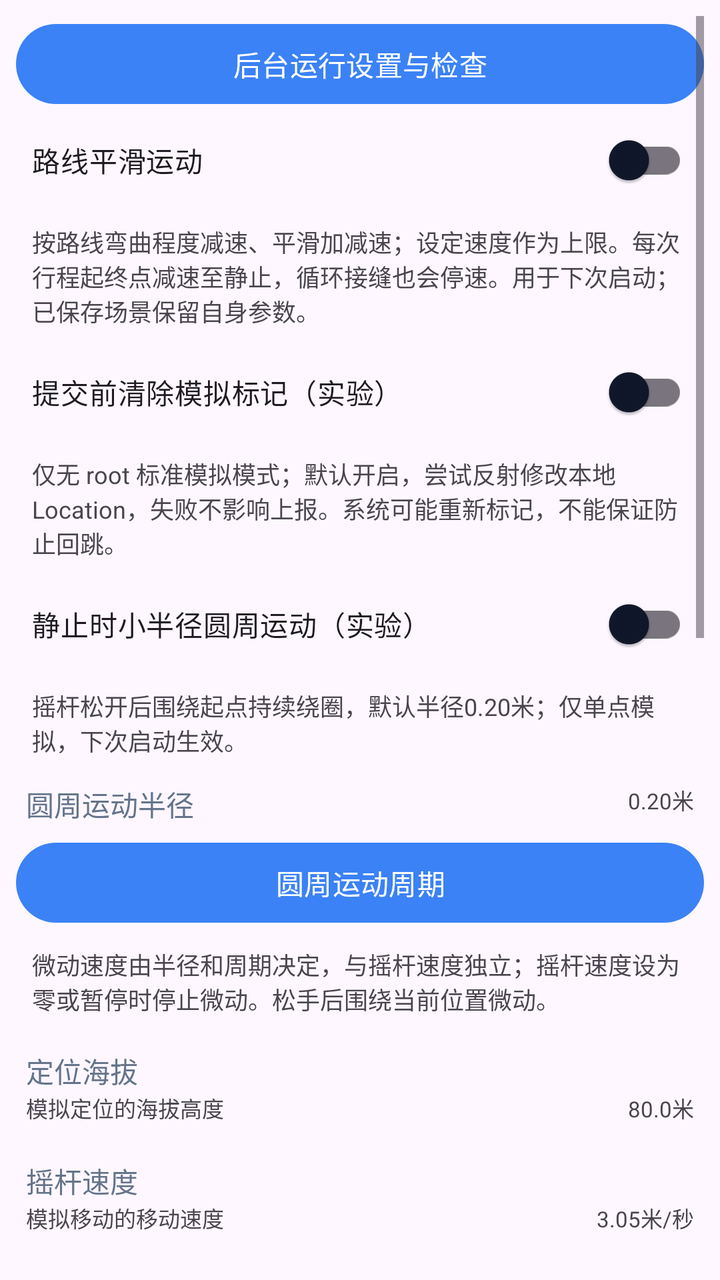
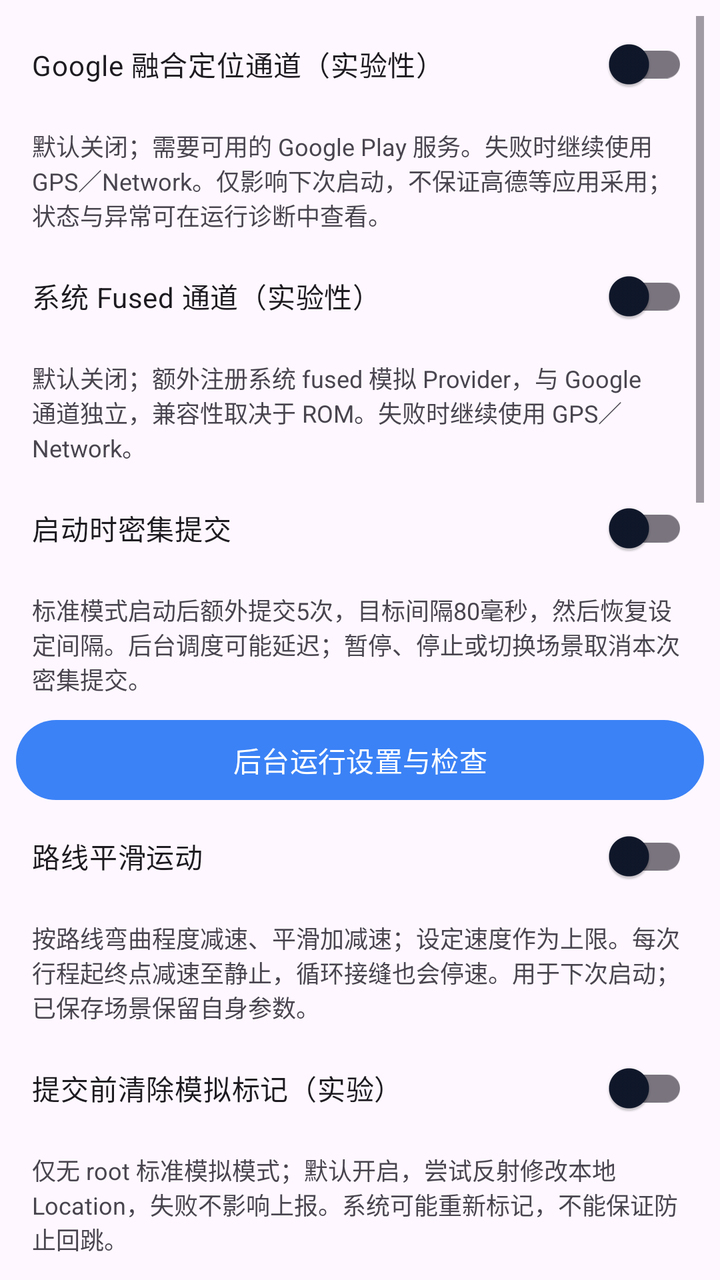

The first picture is an Android layout as it rendered before a commit; the second is the same layout after the commit. The layout source and the unified diff follow.
<!-- AndroidManifest.xml: application theme AppTheme -->
<!-- res/layout/fragment_settings.xml -->
<?xml version="1.0" encoding="utf-8"?>
<androidx.constraintlayout.widget.ConstraintLayout xmlns:android="http://schemas.android.com/apk/res/android"
    xmlns:app="http://schemas.android.com/apk/res-auto"
    xmlns:tools="http://schemas.android.com/tools"
    android:layout_width="match_parent"
    android:layout_height="match_parent"
    android:padding="8dp"
    tools:context=".ui.settings.SettingsFragment">

    <ScrollView
        android:layout_width="match_parent"
        android:layout_height="0dp"
        app:layout_constraintTop_toTopOf="parent"
        app:layout_constraintStart_toStartOf="parent">

        <LinearLayout
            android:layout_width="match_parent"
            android:layout_height="wrap_content"
            android:orientation="vertical">

            <com.google.android.material.button.MaterialButton android:id="@+id/background_guidance" android:layout_width="match_parent" android:layout_height="wrap_content" android:minHeight="48dp" android:text="@string/background_guidance" />

            <com.google.android.material.switchmaterial.SwitchMaterial android:id="@+id/smooth_route_switch" android:layout_width="match_parent" android:layout_height="wrap_content" android:minHeight="48dp" android:padding="8dp" android:text="@string/smooth_route_motion" app:useMaterialThemeColors="true" />
            <TextView android:layout_width="match_parent" android:layout_height="wrap_content" android:padding="8dp" android:text="@string/smooth_route_motion_desc" android:textSize="12sp" />

            <com.google.android.material.switchmaterial.SwitchMaterial
                android:id="@+id/clear_mock_flag_switch"
                android:layout_width="match_parent"
                android:layout_height="wrap_content"
                android:minHeight="48dp"
                android:padding="8dp"
                android:text="@string/clear_mock_flag_experiment"
                app:useMaterialThemeColors="true" />

            <TextView
                android:layout_width="match_parent"
                android:layout_height="wrap_content"
                android:padding="8dp"
                android:text="@string/clear_mock_flag_experiment_desc"
                android:textSize="12sp" />

            <com.google.android.material.switchmaterial.SwitchMaterial
                android:id="@+id/orbit_motion_switch"
                android:layout_width="match_parent"
                android:layout_height="wrap_content"
                android:minHeight="48dp"
                android:padding="8dp"
                android:text="@string/orbit_motion_experiment"
                app:useMaterialThemeColors="true" />

            <TextView
                android:layout_width="match_parent"
                android:layout_height="wrap_content"
                android:padding="8dp"
                android:text="@string/orbit_motion_experiment_desc"
                android:textSize="12sp" />

            <androidx.constraintlayout.widget.ConstraintLayout
                android:id="@+id/orbit_radius_layout"
                android:layout_width="match_parent"
                android:layout_height="wrap_content"
                android:padding="5dp">
                <com.google.android.material.textview.MaterialTextView
                    android:id="@+id/orbit_radius_title"
                    android:layout_width="wrap_content"
                    android:layout_height="wrap_content"
                    android:text="圆周运动半径"
                    android:textColor="@color/lse_mini_title_color"
                    app:layout_constraintStart_toStartOf="parent"
                    app:layout_constraintTop_toTopOf="parent" />
                <com.google.android.material.textview.MaterialTextView
                    android:id="@+id/orbit_radius_value"
                    android:layout_width="wrap_content"
                    android:layout_height="wrap_content"
                    android:text="0.20米"
                    android:textSize="11sp"
                    app:layout_constraintEnd_toEndOf="parent"
                    app:layout_constraintTop_toTopOf="parent" />
            </androidx.constraintlayout.widget.ConstraintLayout>

            <com.google.android.material.button.MaterialButton android:id="@+id/orbit_period_button" android:layout_width="match_parent" android:layout_height="wrap_content" android:minHeight="48dp" android:text="@string/orbit_period" />
            <TextView android:layout_width="match_parent" android:layout_height="wrap_content" android:padding="8dp" android:text="@string/orbit_period_desc" android:textSize="12sp" />

            <LinearLayout
                android:id="@+id/selinux_layout"
                android:visibility="gone"
                android:layout_width="match_parent"
                android:layout_height="wrap_content"
                android:gravity="center_vertical"
                android:orientation="horizontal"
                android:padding="5dp">
                <LinearLayout
                    android:layout_width="0dp"
                    android:layout_height="wrap_content"
                    android:layout_weight="1"
                    android:orientation="vertical"
                    android:gravity="center_vertical">
                    <com.google.android.material.textview.MaterialTextView
                        android:layout_width="wrap_content"
                        android:layout_height="wrap_content"
                        android:text="@string/selinux"
                        android:textColor="@color/lse_mini_title_color" />
                    <com.google.android.material.textview.MaterialTextView
                        android:layout_width="wrap_content"
                        android:layout_height="wrap_content"
                        android:text="@string/need_open_selinux"
                        android:textSize="11sp" />
                </LinearLayout>
                <com.google.android.material.switchmaterial.SwitchMaterial
                    android:id="@+id/selinux_switch"
                    android:layout_width="0dp"
                    android:layout_weight="1"
                    android:layout_height="wrap_content"
                    android:layout_gravity="center_vertical"
                    app:useMaterialThemeColors="true"/>
            </LinearLayout>

            <androidx.constraintlayout.widget.ConstraintLayout
                android:id="@+id/altitude_layout"
                android:layout_width="match_parent"
                android:layout_height="wrap_content"
                android:gravity="center_vertical"
                android:padding="5dp"
                android:layout_marginTop="4dp"
                android:layout_marginBottom="4dp">

                <com.google.android.material.textview.MaterialTextView
                    android:id="@+id/altitude_title"
                    android:layout_width="wrap_content"
                    android:layout_height="wrap_content"
                    android:text="@string/altitude"
                    android:textColor="@color/lse_mini_title_color"
                    app:layout_constraintStart_toStartOf="parent"
                    app:layout_constraintTop_toTopOf="parent"/>

                <com.google.android.material.textview.MaterialTextView
                    android:id="@+id/altitude_desc"
                    android:layout_width="wrap_content"
                    android:layout_height="wrap_content"
                    android:text="@string/altitude_desc"
                    android:textSize="11sp"
                    app:layout_constraintStart_toStartOf="parent"
                    app:layout_constraintTop_toBottomOf="@id/altitude_title"/>

                <com.google.android.material.textview.MaterialTextView
                    android:id="@+id/altitude_value"
                    android:layout_width="wrap_content"
                    android:layout_height="wrap_content"
                    android:text="80.0米"
                    android:textSize="11sp"
                    app:layout_constraintTop_toBottomOf="@id/altitude_title"
                    app:layout_constraintEnd_toEndOf="parent" />

            </androidx.constraintlayout.widget.ConstraintLayout>

            <androidx.constraintlayout.widget.ConstraintLayout
                android:id="@+id/speed_layout"
                android:layout_width="match_parent"
                android:layout_height="wrap_content"
                android:gravity="center_vertical"
                android:padding="5dp"
                android:layout_marginTop="4dp"
                android:layout_marginBottom="4dp">

                <com.google.android.material.textview.MaterialTextView
                    android:id="@+id/speed_title"
                    android:layout_width="wrap_content"
                    android:layout_height="wrap_content"
                    android:text="@string/rocker_speed"
                    android:textColor="@color/lse_mini_title_color"
                    app:layout_constraintStart_toStartOf="parent"
                    app:layout_constraintTop_toTopOf="parent"/>

                <com.google.android.material.textview.MaterialTextView
                    android:id="@+id/speed_desc"
                    android:layout_width="wrap_content"
                    android:layout_height="wrap_content"
                    android:text="@string/rocker_speed_desc"
                    android:textSize="11sp"
                    app:layout_constraintStart_toStartOf="parent"
                    app:layout_constraintTop_toBottomOf="@id/speed_title"/>

                <com.google.android.material.textview.MaterialTextView
                    android:id="@+id/speed_value"
                    android:layout_width="wrap_content"
                    android:layout_height="wrap_content"
                    android:text="3.05米/秒"
                    android:textSize="11sp"
                    app:layout_constraintTop_toBottomOf="@id/speed_title"
                    app:layout_constraintEnd_toEndOf="parent" />

            </androidx.constraintlayout.widget.ConstraintLayout>

            <androidx.constraintlayout.widget.ConstraintLayout
                android:id="@+id/accuracy_layout"
                android:layout_width="match_parent"
                android:layout_height="wrap_content"
                android:gravity="center_vertical"
                android:padding="5dp"
                android:layout_marginTop="4dp"
                android:layout_marginBottom="4dp">

                <com.google.android.material.textview.MaterialTextView
                    android:id="@+id/accuracy_title"
                    android:layout_width="wrap_content"
                    android:layout_height="wrap_content"
                    android:text="@string/accuracy"
                    android:textColor="@color/lse_mini_title_color"
                    app:layout_constraintStart_toStartOf="parent"
                    app:layout_constraintTop_toTopOf="parent"/>

                <com.google.android.material.textview.MaterialTextView
                    android:id="@+id/accuracy_desc"
                    android:layout_width="wrap_content"
                    android:layout_height="wrap_content"
                    android:text="@string/accuracy_desc"
                    android:textSize="11sp"
                    app:layout_constraintStart_toStartOf="parent"
                    app:layout_constraintTop_toBottomOf="@id/accuracy_title"/>

                <com.google.android.material.textview.MaterialTextView
                    android:id="@+id/accuracy_value"
                    android:layout_width="wrap_content"
                    android:layout_height="wrap_content"
                    android:text="25.0米"
                    android:textSize="11sp"
                    app:layout_constraintTop_toBottomOf="@id/accuracy_title"
                    app:layout_constraintEnd_toEndOf="parent" />

            </androidx.constraintlayout.widget.ConstraintLayout>

            <LinearLayout
                android:id="@+id/debug_layout"
                android:layout_width="match_parent"
                android:layout_height="wrap_content"
                android:padding="5dp"
                android:gravity="center_vertical"
                android:orientation="horizontal">
                <LinearLayout
                    android:layout_width="0dp"
                    android:layout_height="wrap_content"
                    android:layout_weight="1"
                    android:orientation="vertical"
                    android:gravity="center_vertical">
                    <com.google.android.material.textview.MaterialTextView
                        android:layout_width="wrap_content"
                        android:layout_height="wrap_content"
                        android:text="@string/debug"
                        android:textColor="@color/lse_mini_title_color" />
                    <com.google.android.material.textview.MaterialTextView
                        android:layout_width="wrap_content"
                        android:layout_height="wrap_content"
                        android:text="@string/debug_desc"
                        android:textSize="11sp" />
                </LinearLayout>
                <com.google.android.material.switchmaterial.SwitchMaterial
                    android:id="@+id/debug_switch"
                    android:layout_width="0dp"
                    android:layout_weight="1"
                    android:layout_height="wrap_content"
                    android:layout_gravity="center_vertical"
                    app:useMaterialThemeColors="true"/>
            </LinearLayout>

            <LinearLayout
                android:id="@+id/dgc_layout"
                android:layout_width="match_parent"
                android:layout_height="wrap_content"
                android:gravity="center_vertical"
                android:padding="5dp"
                android:orientation="horizontal">
                <LinearLayout
                    android:layout_width="0dp"
                    android:layout_height="wrap_content"
                    android:layout_weight="1"
                    android:orientation="vertical"
                    android:gravity="center_vertical">
                    <com.google.android.material.textview.MaterialTextView
                        android:layout_width="wrap_content"
                        android:layout_height="wrap_content"
                        android:text="@string/dgc"
                        android:textColor="@color/lse_mini_title_color" />
                    <com.google.android.material.textview.MaterialTextView
                        android:layout_width="wrap_content"
                        android:layout_height="wrap_content"
                        android:text="@string/dgc_desc"
                        android:textSize="11sp" />
                </LinearLayout>
                <com.google.android.material.switchmaterial.SwitchMaterial
                    android:id="@+id/dgc_switch"
                    android:layout_width="0dp"
                    android:layout_weight="1"
                    android:layout_height="wrap_content"
                    android:layout_gravity="center_vertical"
                    app:useMaterialThemeColors="true"/>
            </LinearLayout>

            <LinearLayout
                android:id="@+id/rll_layout"
                android:layout_width="match_parent"
                android:layout_height="wrap_content"
                android:gravity="center_vertical"
                android:padding="5dp"
                android:orientation="horizontal">
                <LinearLayout
                    android:layout_width="0dp"
                    android:layout_height="wrap_content"
                    android:layout_weight="1"
                    android:orientation="vertical"
                    android:gravity="center_vertical">
                    <com.google.android.material.textview.MaterialTextView
                        android:layout_width="wrap_content"
                        android:layout_height="wrap_content"
                        android:text="@string/rll"
                        android:textColor="@color/lse_mini_title_color" />
                    <com.google.android.material.textview.MaterialTextView
                        android:layout_width="wrap_content"
                        android:layout_height="wrap_content"
                        android:text="@string/rll_desc"
                        android:textSize="11sp" />
                </LinearLayout>
                <com.google.android.material.switchmaterial.SwitchMaterial
                    android:id="@+id/rll_switch"
                    android:layout_width="0dp"
                    android:layout_weight="1"
                    android:layout_height="wrap_content"
                    android:layout_gravity="center_vertical"
                    app:useMaterialThemeColors="true"/>
            </LinearLayout>

            <LinearLayout
                android:id="@+id/dfused_layout"
                android:layout_width="match_parent"
                android:layout_height="wrap_content"
                android:gravity="center_vertical"
                android:padding="5dp"
                android:orientation="horizontal">
                <LinearLayout
                    android:layout_width="0dp"
                    android:layout_height="wrap_content"
                    android:layout_weight="1"
                    android:orientation="vertical"
                    android:gravity="center_vertical">
                    <com.google.android.material.textview.MaterialTextView
                        android:layout_width="wrap_content"
                        android:layout_height="wrap_content"
                        android:text="@string/dfused"
                        android:textColor="@color/lse_mini_title_color" />
                    <com.google.android.material.textview.MaterialTextView
                        android:layout_width="wrap_content"
                        android:layout_height="wrap_content"
                        android:text="@string/dfused_desc"
                        android:textSize="11sp" />
                </LinearLayout>
                <com.google.android.material.switchmaterial.SwitchMaterial
                    android:id="@+id/dfused_switch"
                    android:layout_width="0dp"
                    android:layout_weight="1"
                    android:layout_height="wrap_content"
                    android:layout_gravity="center_vertical"
                    app:useMaterialThemeColors="true"/>
            </LinearLayout>

            <LinearLayout
                android:id="@+id/cdma_layout"
                android:layout_width="match_parent"
                android:layout_height="wrap_content"
                android:gravity="center_vertical"
                android:padding="5dp"
                android:orientation="horizontal">
                <LinearLayout
                    android:layout_width="0dp"
                    android:layout_height="wrap_content"
                    android:layout_weight="1"
                    android:orientation="vertical"
                    android:gravity="center_vertical">
                    <com.google.android.material.textview.MaterialTextView
                        android:layout_width="wrap_content"
                        android:layout_height="wrap_content"
                        android:text="@string/cdma"
                        android:textColor="@color/lse_mini_title_color" />
                    <com.google.android.material.textview.MaterialTextView
                        android:layout_width="wrap_content"
                        android:layout_height="wrap_content"
                        android:text="@string/cdma_desc"
                        android:textSize="11sp" />
                </LinearLayout>
                <com.google.android.material.switchmaterial.SwitchMaterial
                    android:id="@+id/cdma_switch"
                    android:layout_width="0dp"
                    android:layout_weight="1"
                    android:layout_height="wrap_content"
                    android:layout_gravity="center_vertical"
                    app:useMaterialThemeColors="true"/>
            </LinearLayout>

            <LinearLayout
                android:id="@+id/sensor_hook_layout"
                android:layout_width="match_parent"
                android:layout_height="wrap_content"
                android:visibility="gone"
                android:gravity="center_vertical"
                android:padding="5dp"
                android:orientation="horizontal">
                <LinearLayout
                    android:layout_width="0dp"
                    android:layout_height="wrap_content"
                    android:layout_weight="1"
                    android:orientation="vertical"
                    android:gravity="center_vertical">
                    <com.google.android.material.textview.MaterialTextView
                        android:layout_width="wrap_content"
                        android:layout_height="wrap_content"
                        android:text="@string/hook_sensor"
                        android:textColor="@color/lse_mini_title_color" />
                    <com.google.android.material.textview.MaterialTextView
                        android:layout_width="wrap_content"
                        android:layout_height="wrap_content"
                        android:text="@string/hook_sensor_desc"
                        android:textSize="11sp" />
                </LinearLayout>
                <com.google.android.material.switchmaterial.SwitchMaterial
                    android:id="@+id/sensor_hook_switch"
                    android:layout_width="0dp"
                    android:layout_weight="1"
                    android:layout_height="wrap_content"
                    android:layout_gravity="center_vertical"
                    app:useMaterialThemeColors="true"/>
            </LinearLayout>

            <androidx.constraintlayout.widget.ConstraintLayout
                android:id="@+id/report_duration_layout"
                android:layout_width="match_parent"
                android:layout_height="wrap_content"
                android:gravity="center_vertical"
                android:padding="5dp"
                android:layout_marginTop="4dp"
                android:layout_marginBottom="4dp">

                <com.google.android.material.textview.MaterialTextView
                    android:id="@+id/report_duration_title"
                    android:layout_width="wrap_content"
                    android:layout_height="wrap_content"
                    android:text="@string/item_report_duration_title"
                    android:textColor="@color/lse_mini_title_color"
                    app:layout_constraintStart_toStartOf="parent"
                    app:layout_constraintTop_toTopOf="parent"/>

                <com.google.android.material.textview.MaterialTextView
                    android:id="@+id/report_duration_desc"
                    android:layout_width="wrap_content"
                    android:layout_height="wrap_content"
                    android:text="@string/item_report_duration_desc"
                    android:textSize="11sp"
                    app:layout_constraintStart_toStartOf="parent"
                    app:layout_constraintTop_toBottomOf="@id/report_duration_title"/>

                <com.google.android.material.textview.MaterialTextView
                    android:id="@+id/report_duration_value"
                    android:layout_width="wrap_content"
                    android:layout_height="wrap_content"
                    android:text="@string/item_report_duration_value"
                    android:textSize="11sp"
                    app:layout_constraintTop_toBottomOf="@id/report_duration_title"
                    app:layout_constraintEnd_toEndOf="parent" />

            </androidx.constraintlayout.widget.ConstraintLayout>

            <androidx.constraintlayout.widget.ConstraintLayout
                android:id="@+id/satellite_count_layout"
                android:layout_width="match_parent"
                android:layout_height="wrap_content"
                android:gravity="center_vertical"
                android:padding="5dp"
                android:layout_marginTop="4dp"
                android:layout_marginBottom="4dp">

                <com.google.android.material.textview.MaterialTextView
                    android:id="@+id/satellite_count_title"
                    android:layout_width="wrap_content"
                    android:layout_height="wrap_content"
                    android:text="模拟最少卫星数量"
                    android:textColor="@color/lse_mini_title_color"
                    app:layout_constraintStart_toStartOf="parent"
                    app:layout_constraintTop_toTopOf="parent"/>

                <com.google.android.material.textview.MaterialTextView
                    android:id="@+id/satellite_count_desc"
                    android:layout_width="wrap_content"
                    android:layout_height="wrap_content"
                    android:text="最少模拟的卫星数量（只支持北斗）"
                    android:textSize="11sp"
                    app:layout_constraintStart_toStartOf="parent"
                    app:layout_constraintTop_toBottomOf="@id/satellite_count_title"/>

                <com.google.android.material.textview.MaterialTextView
                    android:id="@+id/satellite_count_value"
                    android:layout_width="wrap_content"
                    android:layout_height="wrap_content"
                    android:text="12颗"
                    android:textSize="11sp"
                    app:layout_constraintTop_toBottomOf="@id/satellite_count_title"
                    app:layout_constraintEnd_toEndOf="parent" />

            </androidx.constraintlayout.widget.ConstraintLayout>

            <LinearLayout
                android:id="@+id/disable_wlan_scan_layout"
                android:layout_width="match_parent"
                android:layout_height="wrap_content"
                android:gravity="center_vertical"
                android:padding="5dp"
                android:orientation="horizontal">
                <LinearLayout
                    android:layout_width="0dp"
                    android:layout_height="wrap_content"
                    android:layout_weight="1"
                    android:orientation="vertical"
                    android:gravity="center_vertical">
                    <com.google.android.material.textview.MaterialTextView
                        android:layout_width="wrap_content"
                        android:layout_height="wrap_content"
                        android:text="禁用扫描WIFI列表"
                        android:textColor="@color/lse_mini_title_color" />
                    <com.google.android.material.textview.MaterialTextView
                        android:layout_width="wrap_content"
                        android:layout_height="wrap_content"
                        android:text="一定程度解决位置拉回（测试）"
                        android:textSize="11sp" />
                </LinearLayout>
                <com.google.android.material.switchmaterial.SwitchMaterial
                    android:id="@+id/disable_wlan_scan_switch"
                    android:layout_width="0dp"
                    android:layout_weight="1"
                    android:layout_height="wrap_content"
                    android:layout_gravity="center_vertical"
                    app:useMaterialThemeColors="true"/>
            </LinearLayout>

            <LinearLayout
                android:id="@+id/loop_broadcast_location_layout"
                android:layout_width="match_parent"
                android:layout_height="wrap_content"
                android:gravity="center_vertical"
                android:padding="5dp"
                android:orientation="horizontal">
                <LinearLayout
                    android:layout_width="0dp"
                    android:layout_height="wrap_content"
                    android:layout_weight="1"
                    android:orientation="vertical"
                    android:gravity="center_vertical">
                    <com.google.android.material.textview.MaterialTextView
                        android:layout_width="wrap_content"
                        android:layout_height="wrap_content"
                        android:text="反定位拉回"
                        android:textColor="@color/lse_mini_title_color" />
                    <com.google.android.material.textview.MaterialTextView
                        android:layout_width="wrap_content"
                        android:layout_height="wrap_content"
                        android:text="按上报间隔持续发送固定位置，不产生随机跳动"
                        android:textSize="11sp" />
                </LinearLayout>
                <com.google.android.material.switchmaterial.SwitchMaterial
                    android:id="@+id/loop_broadcast_location_switch"
                    android:layout_width="0dp"
                    android:layout_weight="1"
                    android:layout_height="wrap_content"
                    android:layout_gravity="center_vertical"
                    app:useMaterialThemeColors="true"/>
            </LinearLayout>

            <LinearLayout
                android:id="@+id/check_update_layout"
                android:layout_width="match_parent"
                android:layout_height="wrap_content"
                android:gravity="center_vertical"
                android:padding="5dp"
                android:orientation="horizontal">

                <LinearLayout
                    android:layout_width="0dp"
                    android:layout_height="wrap_content"
                    android:layout_weight="1"
                    android:orientation="vertical"
                    android:gravity="center_vertical">
                    <com.google.android.material.textview.MaterialTextView
                        android:id="@+id/check_update_title"
                        android:layout_width="wrap_content"
                        android:layout_height="wrap_content"
                        android:text="检查更新"
                        android:textColor="@color/lse_mini_title_color" />
                    <com.google.android.material.textview.MaterialTextView
                        android:id="@+id/check_update_desc"
                        android:layout_width="wrap_content"
                        android:layout_height="wrap_content"
                        android:text="点击检查 GitHub Releases 最新版本"
                        android:textSize="11sp" />
                </LinearLayout>

                <com.google.android.material.button.MaterialButton
                    android:id="@+id/check_update_button"
                    style="@style/Widget.MaterialComponents.Button.OutlinedButton"
                    android:layout_width="wrap_content"
                    android:layout_height="wrap_content"
                    android:text="检查" />
            </LinearLayout>
        </LinearLayout>

    </ScrollView>
</androidx.constraintlayout.widget.ConstraintLayout>
<!-- resources referenced by this layout -->
<resources>
  <color name="lse_mini_title_color">#64748B</color>
  <string name="accuracy">定位精度</string>
  <string name="accuracy_desc">模拟定位抖动的范围</string>
  <string name="altitude">定位海拔</string>
  <string name="altitude_desc">模拟定位的海拔高度</string>
  <string name="background_guidance">后台运行设置与检查</string>
  <string name="cdma">网络降级</string>
  <string name="cdma_desc">将网络降级为CDMA</string>
  <string name="clear_mock_flag_experiment">提交前清除模拟标记（实验）</string>
  <string name="clear_mock_flag_experiment_desc">仅无 root 标准模拟模式；默认开启，尝试反射修改本地 Location，失败不影响上报。系统可能重新标记，不能保证防止回跳。</string>
  <string name="debug">调试模式</string>
  <string name="debug_desc">是否打印调试日志</string>
  <string name="dfused">禁用融合定位</string>
  <string name="dfused_desc">是否禁用融合定位</string>
  <string name="dgc">允许获取当前位置（新）</string>
  <string name="dgc_desc">是否允许调用GetCurrentLocation</string>
  <string name="hook_sensor">传感器劫持</string>
  <string name="hook_sensor_desc">模拟步频（待完善）</string>
  <string name="item_report_duration_desc">上报位置的频率单位毫秒(ms)</string>
  <string name="item_report_duration_title">位置上报间隔</string>
  <string name="item_report_duration_value">100ms</string>
  <string name="need_open_selinux">是否开启SELinux</string>
  <string name="orbit_motion_experiment">静止时小半径圆周运动（实验）</string>
  <string name="orbit_motion_experiment_desc">摇杆松开后围绕起点持续绕圈，默认半径0.20米；仅单点模拟，下次启动生效。</string>
  <string name="orbit_period">圆周运动周期</string>
  <string name="orbit_period_desc">微动速度由半径和周期决定，与摇杆速度独立；摇杆速度设为零或暂停时停止微动。松手后围绕当前位置微动。</string>
  <string name="rll">允许注册位置监听器</string>
  <string name="rll_desc">是否允许应用注册位置监听器</string>
  <string name="rocker_speed">摇杆速度</string>
  <string name="rocker_speed_desc">模拟移动的移动速度</string>
  <string name="selinux">SELinux</string>
  <string name="smooth_route_motion">路线平滑运动</string>
  <string name="smooth_route_motion_desc">按路线弯曲程度减速、平滑加减速；设定速度作为上限。每次行程起终点减速至静止，循环接缝也会停速。用于下次启动；已保存场景保留自身参数。</string>
  <style name="AppTheme" parent="Theme.Material3.DayNight.NoActionBar">
          <item name="colorPrimary">@color/primary</item>
          <item name="colorPrimaryInverse">@color/primary_dark</item>
          <item name="colorSecondary">@color/accent</item>
          <item name="colorSurface">@color/surface</item>
          <item name="colorOnSurface">@color/text_primary</item>
          <item name="colorOnPrimary">@color/white</item>
          <item name="android:statusBarColor">@android:color/transparent</item>
          <item name="android:navigationBarColor">@android:color/transparent</item>
          <item name="android:windowLightStatusBar">true</item>
          <item name="android:windowLightNavigationBar">true</item>
          <item name="windowActionModeOverlay">true</item>
          <item name="windowActionBar">false</item>
          <item name="windowNoTitle">true</item>
          <item name="android:windowDrawsSystemBarBackgrounds">true</item>
      </style>
  <color name="primary">#3B82F6</color>
  <color name="primary_dark">#1D4ED8</color>
  <color name="accent">#4F46E5</color>
  <color name="surface">#F8FAFC</color>
  <color name="text_primary">#0F172A</color>
  <color name="white">#FFFFFFFF</color>
</resources>

<!-- the commit's change to res/layout/fragment_settings.xml (unified diff, before → after) -->
@@ -17,6 +17,12 @@
             android:layout_width="match_parent"
             android:layout_height="wrap_content"
             android:orientation="vertical">
+            <com.google.android.material.switchmaterial.SwitchMaterial android:id="@+id/gms_mock_switch" android:layout_width="match_parent" android:layout_height="wrap_content" android:minHeight="48dp" android:padding="8dp" android:text="@string/gms_mock_channel" app:useMaterialThemeColors="true" />
+            <TextView android:layout_width="match_parent" android:layout_height="wrap_content" android:padding="8dp" android:text="@string/gms_mock_channel_desc" android:textSize="12sp" />
+            <com.google.android.material.switchmaterial.SwitchMaterial android:id="@+id/platform_fused_switch" android:layout_width="match_parent" android:layout_height="wrap_content" android:minHeight="48dp" android:padding="8dp" android:text="@string/platform_fused_channel" app:useMaterialThemeColors="true" />
+            <TextView android:layout_width="match_parent" android:layout_height="wrap_content" android:padding="8dp" android:text="@string/platform_fused_channel_desc" android:textSize="12sp" />
+            <com.google.android.material.switchmaterial.SwitchMaterial android:id="@+id/startup_burst_switch" android:layout_width="match_parent" android:layout_height="wrap_content" android:minHeight="48dp" android:padding="8dp" android:text="@string/startup_burst" app:useMaterialThemeColors="true" />
+            <TextView android:layout_width="match_parent" android:layout_height="wrap_content" android:padding="8dp" android:text="@string/startup_burst_desc" android:textSize="12sp" />
 
             <com.google.android.material.button.MaterialButton android:id="@+id/background_guidance" android:layout_width="match_parent" android:layout_height="wrap_content" android:minHeight="48dp" android:text="@string/background_guidance" />
 
<!-- resource entries referenced after the edit -->
@@ -16,6 +16,8 @@
   <string name="dfused_desc">是否禁用融合定位</string>
   <string name="dgc">允许获取当前位置（新）</string>
   <string name="dgc_desc">是否允许调用GetCurrentLocation</string>
+  <string name="gms_mock_channel">Google 融合定位通道（实验性）</string>
+  <string name="gms_mock_channel_desc">默认关闭；需要可用的 Google Play 服务。失败时继续使用 GPS／Network。仅影响下次启动，不保证高德等应用采用；状态与异常可在运行诊断中查看。</string>
   <string name="hook_sensor">传感器劫持</string>
   <string name="hook_sensor_desc">模拟步频（待完善）</string>
   <string name="item_report_duration_desc">上报位置的频率单位毫秒(ms)</string>
@@ -26,6 +28,8 @@
   <string name="orbit_motion_experiment_desc">摇杆松开后围绕起点持续绕圈，默认半径0.20米；仅单点模拟，下次启动生效。</string>
   <string name="orbit_period">圆周运动周期</string>
   <string name="orbit_period_desc">微动速度由半径和周期决定，与摇杆速度独立；摇杆速度设为零或暂停时停止微动。松手后围绕当前位置微动。</string>
+  <string name="platform_fused_channel">系统 Fused 通道（实验性）</string>
+  <string name="platform_fused_channel_desc">默认关闭；额外注册系统 fused 模拟 Provider，与 Google 通道独立，兼容性取决于 ROM。失败时继续使用 GPS／Network。</string>
   <string name="rll">允许注册位置监听器</string>
   <string name="rll_desc">是否允许应用注册位置监听器</string>
   <string name="rocker_speed">摇杆速度</string>
@@ -33,6 +37,8 @@
   <string name="selinux">SELinux</string>
   <string name="smooth_route_motion">路线平滑运动</string>
   <string name="smooth_route_motion_desc">按路线弯曲程度减速、平滑加减速；设定速度作为上限。每次行程起终点减速至静止，循环接缝也会停速。用于下次启动；已保存场景保留自身参数。</string>
+  <string name="startup_burst">启动时密集提交</string>
+  <string name="startup_burst_desc">标准模式启动后额外提交5次，目标间隔80毫秒，然后恢复设定间隔。后台调度可能延迟；暂停、停止或切换场景取消本次密集提交。</string>
   <style name="AppTheme" parent="Theme.Material3.DayNight.NoActionBar">
           <item name="colorPrimary">@color/primary</item>
           <item name="colorPrimaryInverse">@color/primary_dark</item>
